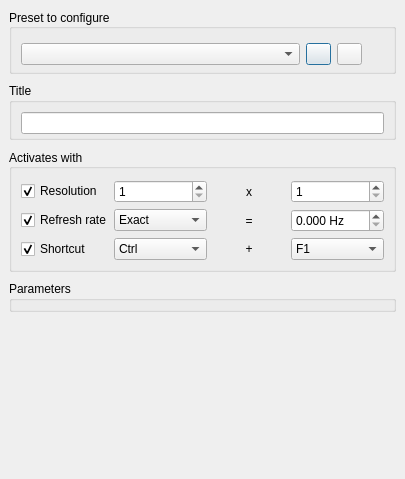
First picture: the form in src/display/qt/dialogs/ui/video_presets_dialog.ui, repository mrehkopf/vcs, before the edit.
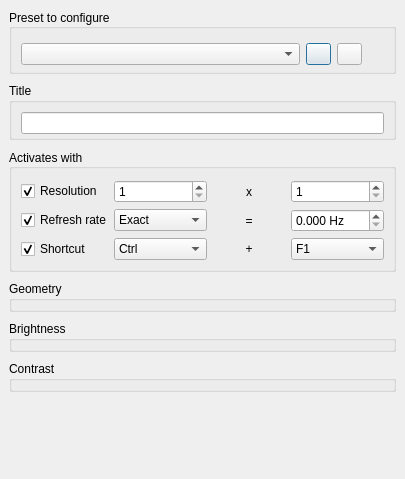
Second picture: the form after the edit. Icons and pictures are not drawn. Custom widgets are drawn as their Qt base class.

Commit message: gui/video-presets: Break parameters into sub-groups

Patch:
```diff
--- a/src/display/qt/dialogs/ui/video_presets_dialog.ui
+++ b/src/display/qt/dialogs/ui/video_presets_dialog.ui
@@ -579,7 +579,21 @@
           </sizepolicy>
          </property>
          <property name="title">
-          <string>Parameters</string>
+          <string>Geometry</string>
+         </property>
+        </widget>
+       </item>
+       <item>
+        <widget class="ParameterGrid" name="parameterGrid_brightness">
+         <property name="title">
+          <string>Brightness</string>
+         </property>
+        </widget>
+       </item>
+       <item>
+        <widget class="ParameterGrid" name="parameterGrid_contrast">
+         <property name="title">
+          <string>Contrast</string>
          </property>
         </widget>
        </item>
```
Left out of the diff: 2 changed lines with no effect on the pictures. The commit also changes 1 other file.
